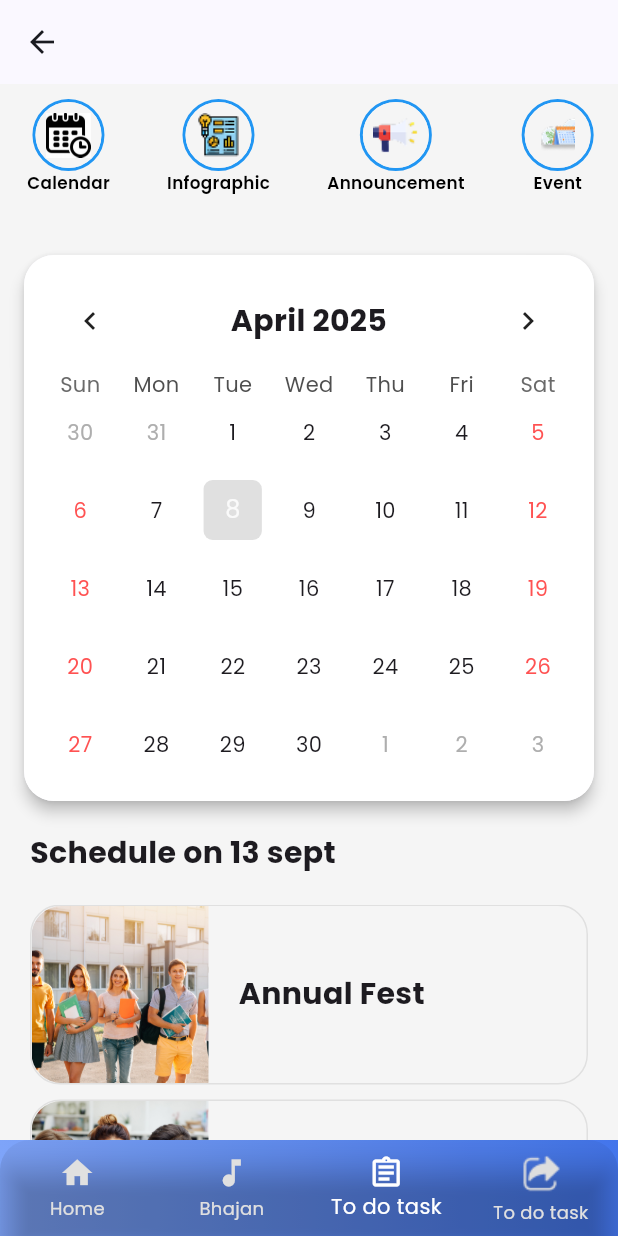
After one commit to BarinderSingh04/almagram, a Flutter app: the BottomNav screen opened directly, item 3 of the bottom bar chosen, on a phone screen of 412 x 824 dp. The commit adds this screen. Run offline on Flutter 3.47's test engine with Material 3 defaults, Android fonts, the phone set to English and light mode, and no system bars; drawn by our look-alikes of table_calendar; our stand-ins replace google_fonts, pin_code_fields.

Commit message:
- bottom nav , list screen, todo screen

```diff
--- a/lib/main.dart
+++ b/lib/main.dart
@@ -16,6 +16,7 @@ class MyApp extends StatelessWidget {
       title: 'Flutter Demo',
       theme: ThemeData(
         scaffoldBackgroundColor: Colors.white,
+        appBarTheme: AppBarTheme(surfaceTintColor: Colors.white),
         fontFamily: GoogleFonts.poppins().fontFamily,
         textTheme: GoogleFonts.poppinsTextTheme(),
         inputDecorationTheme: InputDecorationTheme(
--- /dev/null
+++ b/lib/screens/bottom_nav.dart
@@ -0,0 +1,74 @@
+import 'package:almagram/screens/bhajan_page.dart';
+import 'package:almagram/screens/home_page.dart';
+import 'package:almagram/screens/referral_page.dart';
+import 'package:almagram/screens/todo_page.dart';
+import 'package:flutter/material.dart';
+
+class BottomNav extends StatefulWidget {
+  @override
+  _BottomNavState createState() => _BottomNavState();
+}
+
+class _BottomNavState extends State<BottomNav> {
+  int _currentIndex = 0;
+
+  final List<Widget> _screens = [
+    HomePage(),
+    BhajanPage(),
+    TodoPage(),
+    ReferralPage(),
+  ];
+
+  void _onTabTapped(int index) {
+    setState(() {
+      _currentIndex = index;
+    });
+  }
+
+  @override
+  Widget build(BuildContext context) {
+    return Scaffold(
+      body: _screens[_currentIndex],
+      bottomNavigationBar: Container(
+        decoration: BoxDecoration(
+          gradient: LinearGradient(
+            colors: [Color(0xff7EA4F9), Color(0xff4375EB)],
+          ),
+        ),
+        child: ClipRRect(
+          borderRadius: const BorderRadius.only(
+            topLeft: Radius.circular(20),
+            topRight: Radius.circular(20),
+          ),
+          child: BottomNavigationBar(
+             type: BottomNavigationBarType.fixed,
+        backgroundColor: Colors.transparent,
+            currentIndex: _currentIndex,
+            onTap: _onTabTapped,
+
+            selectedItemColor: Colors.white,
+            unselectedItemColor: Colors.grey.shade300,
+            items: [
+              const BottomNavigationBarItem(
+                icon: Icon(Icons.home),
+                label: 'Home',
+              ),
+              const BottomNavigationBarItem(
+                icon: Icon(Icons.music_note),
+                label: 'Bhajan',
+              ),
+              const BottomNavigationBarItem(
+                icon: Icon(Icons.assignment_outlined),
+                label: 'To do task',
+              ),
+              BottomNavigationBarItem(
+                icon: Image.asset("assets/images/referral_icon.png"),
+                label: 'To do task',
+              ),
+            ],
+          ),
+        ),
+      ),
+    );
+  }
+}
--- /dev/null
+++ b/lib/screens/todo_page.dart
@@ -0,0 +1,233 @@
+import 'package:flutter/material.dart';
+import 'package:table_calendar/table_calendar.dart';
+
+class TodoPage extends StatefulWidget {
+  const TodoPage({super.key});
+
+  @override
+  State<TodoPage> createState() => _TodoPageState();
+}
+
+class _TodoPageState extends State<TodoPage> {
+  List<Map<String, String>> storyData = [
+    {"image": "assets/images/calendar.png", "title": "Calendar"},
+    {"image": "assets/images/infographic.png", "title": "Infographic"},
+    {"image": "assets/images/announcement.png", "title": "Announcement"},
+    {"image": "assets/images/event.png", "title": "Event"},
+  ];
+   List<String> title = [
+    "Annual Fest",
+    "Tech fest",
+    "Blood Donation Mela",
+    "Talent Hunt",
+    "Social Trader",
+    "Farewell",
+    "Fresher",
+    "Award Show",
+  ];
+  List image = [
+    "assets/images/6397.jpg",
+    "assets/images/15871.jpg",
+    "assets/images/6397.jpg",
+    "assets/images/15871.jpg",
+    "assets/images/6397.jpg",
+    "assets/images/15871.jpg",
+    "assets/images/6397.jpg",
+    "assets/images/15871.jpg",
+  ];
+   DateTime _focusedDay = DateTime.now();
+  DateTime? _selectedDay;
+  @override
+  Widget build(BuildContext context) {
+    return Scaffold(
+      appBar: AppBar(),
+      body: SingleChildScrollView(
+        child: Container(
+          color:Color(0xffF5F5F5) ,
+          child: Column(
+            crossAxisAlignment: CrossAxisAlignment.start,
+            children: [
+            Container(
+              height: 94,
+              decoration: BoxDecoration(color: Color(0xffF5F5F5)),
+              child: ListView.builder(
+                scrollDirection: Axis.horizontal,
+                itemCount: storyData.length,
+                itemBuilder: (context, index) {
+                  String image = storyData[index]["image"]!;
+                  String title = storyData[index]["title"]!;
+                  return Padding(
+                    padding: const EdgeInsets.only(
+                      left: 18,
+                      top: 10,
+                      right: 20,
+                    ),
+                    child: Column(
+                      children: [
+                        Container(
+                          height: 48,
+                          width: 48,
+                          decoration: BoxDecoration(
+                            shape: BoxShape.circle,
+                            border: Border.all(
+                              color: Colors.blue, // Border color
+                              width: 2, // Border width
+                            ),
+                          ),
+                          child: CircleAvatar(
+                            backgroundColor: Color(0xffF5F5F5),
+                            radius: 40,
+                            child: SizedBox(
+                              height: 30,
+                              child: Image.asset(image),
+                            ),
+                          ),
+                        ),
+                        Text(
+                          title,
+                          style: TextStyle(
+                            fontWeight: FontWeight.w600,
+                            fontSize: 11.2,
+                            color: Colors.black,
+                          ),
+                        ),
+                        const SizedBox(height: 20),
+
+                      ],
+                    ),
+                  );
+                },
+              ),
+            ),
+            const SizedBox(height: 20),
+             Padding(
+                padding: const EdgeInsets.symmetric(horizontal: 16.0),
+                child: Material(
+                  elevation: 4,
+                  borderRadius: BorderRadius.circular(20),
+                  child: Container(
+                    padding: const EdgeInsets.all(12),
+                    decoration: BoxDecoration(
+                      color: Colors.white,
+                      borderRadius: BorderRadius.circular(20),
+                    ),
+                    child: TableCalendar(
+                      firstDay: DateTime.utc(2020, 1, 1),
+                      lastDay: DateTime.utc(2030, 12, 31),
+                      focusedDay: _focusedDay,
+                      selectedDayPredicate: (day) {
+                        return isSameDay(_selectedDay, day);
+                      },
+                      onDaySelected: (selectedDay, focusedDay) {
+                        setState(() {
+                          _selectedDay = selectedDay;
+                          _focusedDay = focusedDay;
+                        });
+                      },
+                      headerStyle: const HeaderStyle(
+                        formatButtonVisible: false,
+                        titleCentered: true,
+                        titleTextStyle: TextStyle(
+                          fontSize: 20,
+                          fontWeight: FontWeight.bold,
+                        ),
+                        leftChevronIcon: Icon(Icons.chevron_left),
+                        rightChevronIcon: Icon(Icons.chevron_right),
+                      ),
+                      calendarStyle: CalendarStyle(
+                        isTodayHighlighted: true,
+                        selectedDecoration: BoxDecoration(
+                          color: Colors.black,
+                          shape: BoxShape.rectangle,
+                          borderRadius: BorderRadius.circular(6),
+                        ),
+                        todayDecoration: BoxDecoration(
+                          color: Colors.grey.shade300,
+                          shape: BoxShape.rectangle,
+                          borderRadius: BorderRadius.circular(6),
+                        ),
+                        selectedTextStyle: const TextStyle(
+                          color: Colors.white,
+                          fontWeight: FontWeight.bold,
+                        ),
+                        weekendTextStyle: TextStyle(color: Colors.redAccent),
+                      ),
+                    ),
+                  ),
+                ),
+              ),
+              const SizedBox(height: 20),
+              Padding(
+                padding: const EdgeInsets.symmetric(horizontal: 20),
+                child: Text("Schedule on 13 sept", style: TextStyle(fontSize: 20, fontWeight: FontWeight.bold),),
+              ),
+              const SizedBox(height: 20),
+              Padding(
+                padding: const EdgeInsets.symmetric(horizontal: 20),
+                child: SizedBox(
+                  height: 380,
+                  child: ListView.separated(
+                    physics: NeverScrollableScrollPhysics(),
+                      itemCount: title.length,
+                      itemBuilder: (BuildContext context, int index) {
+                        return Container(
+                          height: 120,
+                          decoration: BoxDecoration(
+                            border: Border.all(color: Colors.grey.shade300),
+                            borderRadius: BorderRadius.circular(20),
+                          ),
+                          child: Row(
+
+                            children: [
+                              Container(
+                                decoration: BoxDecoration(
+                                  borderRadius: BorderRadius.only(
+                                    topLeft: Radius.circular(20),
+                                    bottomLeft: Radius.circular(20),
+                                  ),
+                                ),
+                                child: ClipRRect(
+                                  borderRadius: BorderRadius.only(
+                                    topLeft: Radius.circular(20),
+                                    bottomLeft: Radius.circular(20),
+                                  ),
+                                  child: AspectRatio(
+                                    aspectRatio: 1,
+                                    child: Image.asset(image[index], fit: BoxFit.cover,)),
+                                ),
+                              ),
+                            const SizedBox(width: 20),
+                              SizedBox(
+                                child: Padding(
+                                  padding: const EdgeInsets.only(right: 10),
+                                  child: Align(
+                                    alignment: Alignment.centerLeft,
+                                    child: Text(
+                                      title[index],
+                                      textAlign: TextAlign.left,
+                                      maxLines: 2,
+                                      style: TextStyle(
+                                        fontWeight: FontWeight.bold,
+                                        fontSize: 20,
+                                      ),
+                                    ),
+                                  ),
+                                ),
+                              ),
+                            ],
+                          ),
+                        );
+                      },
+                      separatorBuilder: (BuildContext context, int index) {
+                        return const SizedBox(height: 10);
+                      },
+                    ),
+                ),
+              ),
+              const SizedBox(height: 10),
+          ],),
+        ),
+      ),
+    );
+  }
+}
--- a/pubspec.yaml
+++ b/pubspec.yaml
@@ -36,6 +36,7 @@ dependencies:
   cupertino_icons: ^1.0.8
   google_fonts: ^6.2.1
   pin_code_fields: ^8.0.1
+  table_calendar: ^3.0.9
 
 dev_dependencies:
   flutter_test:
```
Also changed, not shown: lib/screens/bhajan_page.dart (added, +137 -0 lines), lib/screens/home_page.dart (added, +15 -0 lines), lib/screens/onboarding_page.dart (+24 -11 lines), lib/screens/referral_page.dart (added, +15 -0 lines), assets/images/15871.jpg (added), assets/images/6397.jpg (added), assets/images/announcement.png (added), assets/images/calendar.png (added), assets/images/event.png (added), assets/images/infographic.png (added), assets/images/rectangle.png (added), assets/images/referral_icon.png (added), pubspec.lock, 1 other file.
